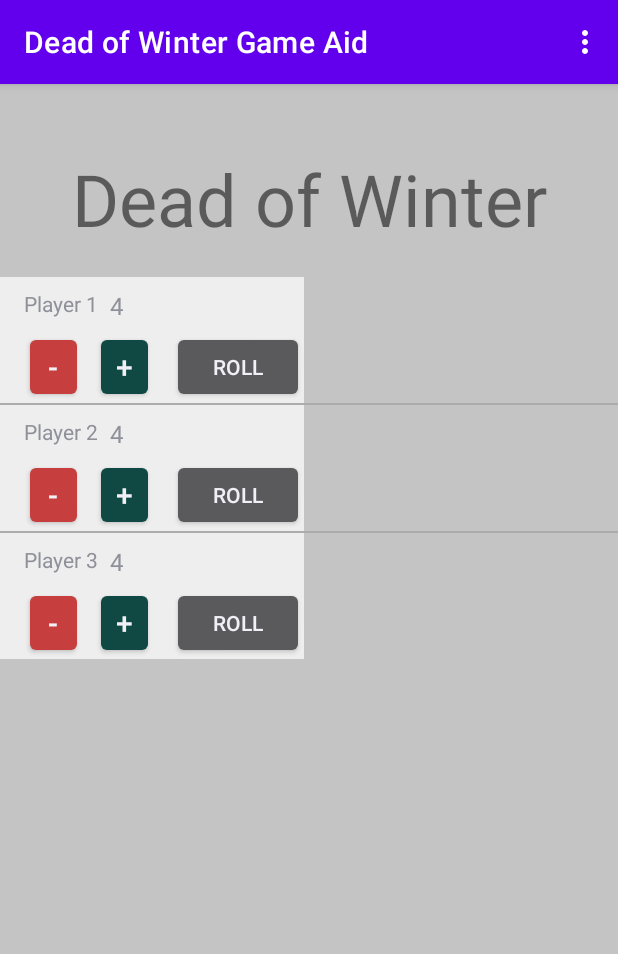
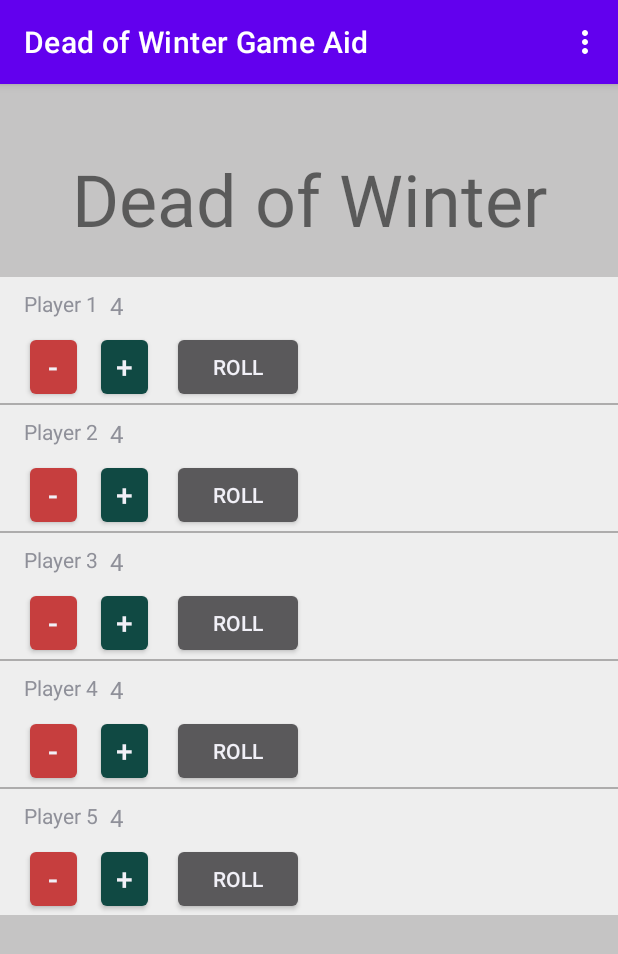
Before and after one commit to Stuart-Yee/DeadOfWinterGameAid, an Android app: the screen it shows after launch (MainActivity), on a phone screen of 412 x 824 dp. Shown: the top 954 px of the screen. Run offline under Robolectric (Android 15) with nearby library versions, the phone set to English and light mode, and no system bars; Roboto replaces fonts that are not available here.

Commit message:
testing with 5 players and tweaked UI

```diff
--- a/app/src/main/java/com/stuartyee/deadofwintergameaid/MainActivity.java
+++ b/app/src/main/java/com/stuartyee/deadofwintergameaid/MainActivity.java
@@ -40,6 +40,8 @@ public class MainActivity extends AppCompatActivity {
         playerList.add(new Player("Player 1"));
         playerList.add(new Player("Player 2"));
         playerList.add(new Player("Player 3"));
+        playerList.add(new Player("Player 4"));
+        playerList.add(new Player("Player 5"));
 
         // 3- Adapter
         playerListAdapter = new PlayerListAdapter(playerList, getApplicationContext());
--- a/app/src/main/res/layout/activity_main.xml
+++ b/app/src/main/res/layout/activity_main.xml
@@ -21,7 +21,7 @@
 
     <ListView
         android:id="@+id/listview"
-        android:layout_width="wrap_content"
+        android:layout_width="match_parent"
         android:layout_height="wrap_content"
 
         android:layout_marginTop="20dp"
```
